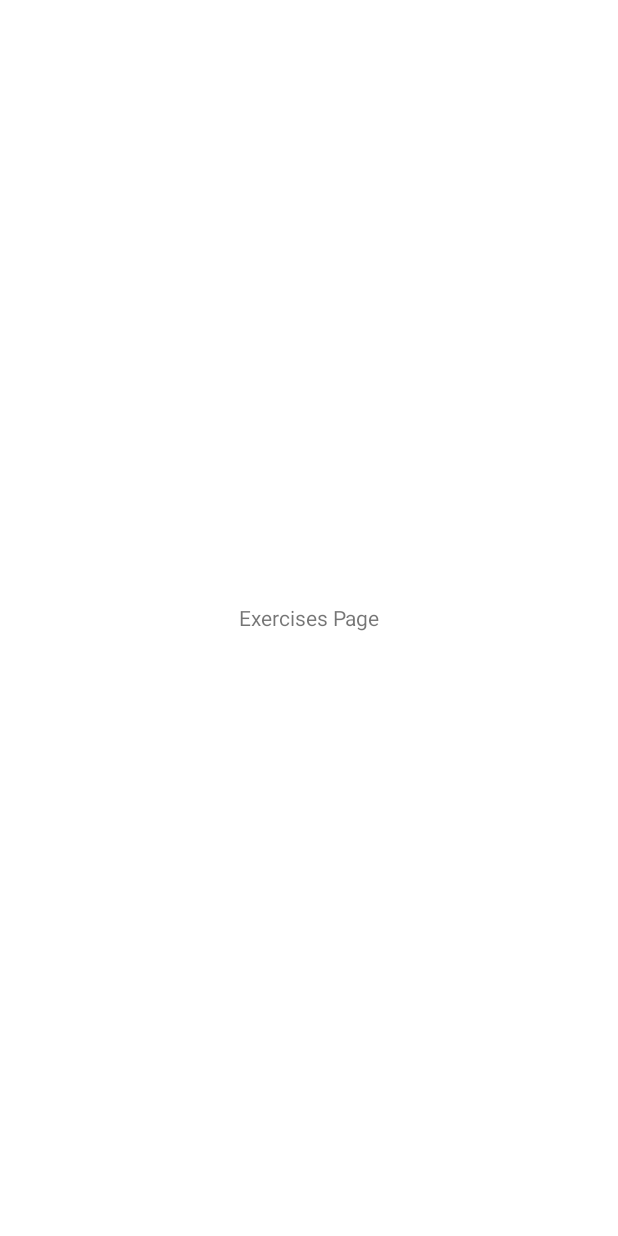
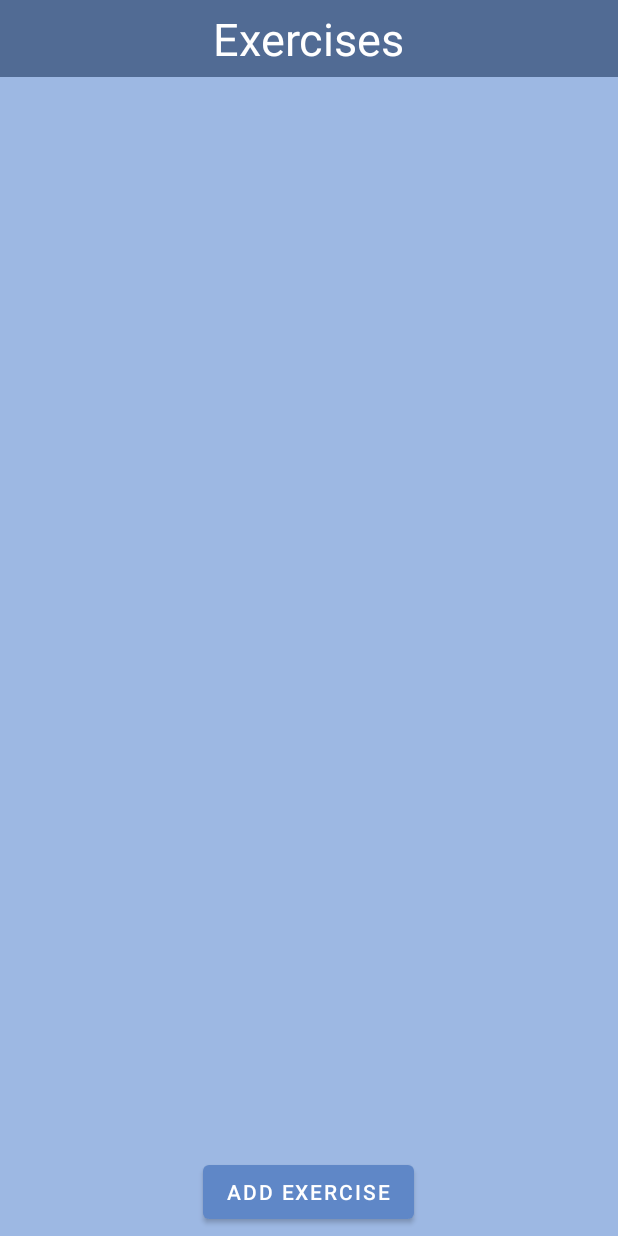
Before and after one commit to bdrusda/AMRAPPAttempt2, an Android app: the ExercisesActivity screen opened directly, with no data from a screen before it, on a phone screen of 412 x 824 dp. Before the commit the screen is almost empty. Run offline under Robolectric (Android 15) with nearby library versions, the light colour scheme and no system bars.

Commit message:
Exercises activity changes
Added add exercise button and implemented list functionality
Styled the activity
Added notes on what to work on

```diff
--- a/app/src/main/java/com/example/amrappattempt2/ExercisesActivity.java
+++ b/app/src/main/java/com/example/amrappattempt2/ExercisesActivity.java
@@ -1,13 +1,51 @@
 package com.example.amrappattempt2;
 
 import android.os.Bundle;
+import android.widget.Adapter;
+import android.widget.ArrayAdapter;
+import android.widget.Button;
+import android.widget.ListView;
 
 import androidx.appcompat.app.AppCompatActivity;
 
+import java.util.ArrayList;
+import java.util.List;
+
 public class ExercisesActivity extends AppCompatActivity {
+    // TODO read in the list of exercises from a file -- just txt file? at least for now
+    List<String> exercises = new ArrayList();
+    ArrayAdapter<String> exerciseAdapter;
+
     @Override
     protected void onCreate(Bundle savedInstanceState) {
         super.onCreate(savedInstanceState);
         setContentView(R.layout.activity_exercises);
+
+        // Set up the adapter
+        ListView exerciseList = findViewById(R.id.exercise_list);
+        exerciseAdapter = new ArrayAdapter<String>(this, android.R.layout.simple_list_item_1, exercises);
+        exerciseList.setAdapter(exerciseAdapter);
+
+        // Set up add exercise button
+        Button addExercise = findViewById(R.id.add_exercise_button);
+        addExercise.setOnClickListener(v -> addExercise());
     }
+
+    private void addExercise() {
+        exercises.add("Test String");
+        exerciseAdapter.notifyDataSetChanged();
+    }
+
+    /* TODO EXERCISES (Basics)
+            add an x to delete the exercises
+            take in a strong when add exercise is hit to add
+            read in a text file -- look up how we're supposed to do this
+            save to text file
+       TODO TEMPLATES
+            and that should do for the basics of the exercise menu
+            then we can move on to templates
+            which we will set up and have add exercise popup (different from add activity if possible)
+       TODO HEADER
+            also we should add a header that's consistent with a back button for these screens
+     */
 }
--- a/app/src/main/res/layout/activity_exercises.xml
+++ b/app/src/main/res/layout/activity_exercises.xml
@@ -1,12 +1,47 @@
 <?xml version="1.0" encoding="utf-8"?>
-<androidx.constraintlayout.widget.ConstraintLayout xmlns:android="http://schemas.android.com/apk/res/android"
+<LinearLayout xmlns:android="http://schemas.android.com/apk/res/android"
     android:layout_width="match_parent"
-    android:layout_height="match_parent">
+    android:layout_height="match_parent"
+    android:orientation="vertical">
+    <LinearLayout
+        android:layout_width="match_parent"
+        android:layout_height="wrap_content"
+        android:background="@color/primary_dark"
+        android:gravity="center"
+        android:paddingVertical="5dp">
+        <TextView
+            android:layout_width="wrap_content"
+            android:layout_height="wrap_content"
+            android:textColor="@color/white"
+            android:textSize="30sp"
+            android:text="Exercises" />
+    </LinearLayout>
+    <RelativeLayout
+        android:layout_width="wrap_content"
+        android:layout_height="wrap_content"
+        android:background="@color/primary_very_light">
+        <LinearLayout
+            android:layout_width="match_parent"
+            android:layout_height="wrap_content">
+            <ListView
+                android:layout_width="match_parent"
+                android:layout_height="wrap_content"
+                android:id="@+id/exercise_list"
+                android:layout_above="@id/add_exercise_button"/>
+        </LinearLayout>
+        <LinearLayout
+            android:layout_width="match_parent"
+            android:layout_height="wrap_content"
+            android:layout_alignParentBottom="true"
+            android:gravity="center"
+            android:background="@color/primary_very_light">
+            <Button
+                android:layout_width="wrap_content"
+                android:layout_height="wrap_content"
+                android:id="@+id/add_exercise_button"
+                android:text="Add Exercise"
+                android:layout_marginVertical="5dp"/>
+        </LinearLayout>
+    </RelativeLayout>
 
-    <TextView
-        android:layout_width="match_parent"
-        android:layout_height="match_parent"
-        android:text="Exercises Page"
-        android:gravity="center"/>
-
-</androidx.constraintlayout.widget.ConstraintLayout>
+</LinearLayout>
```
